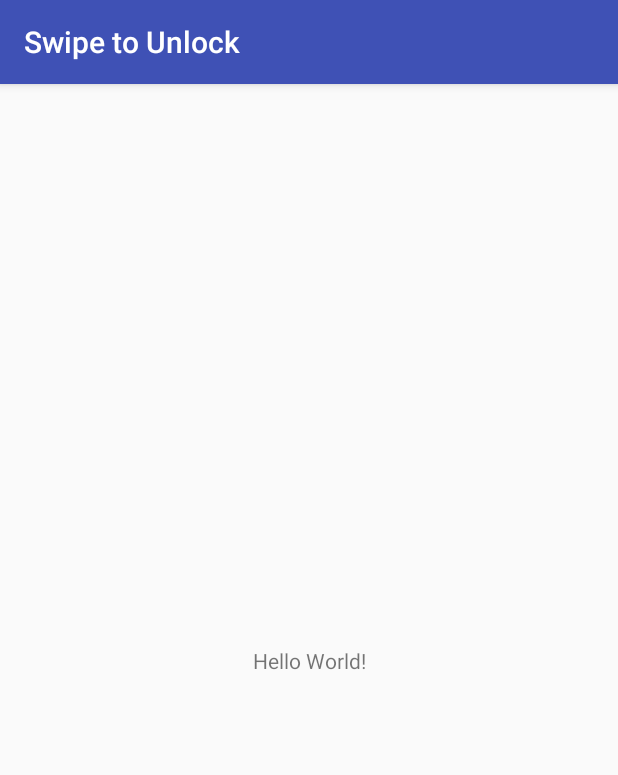
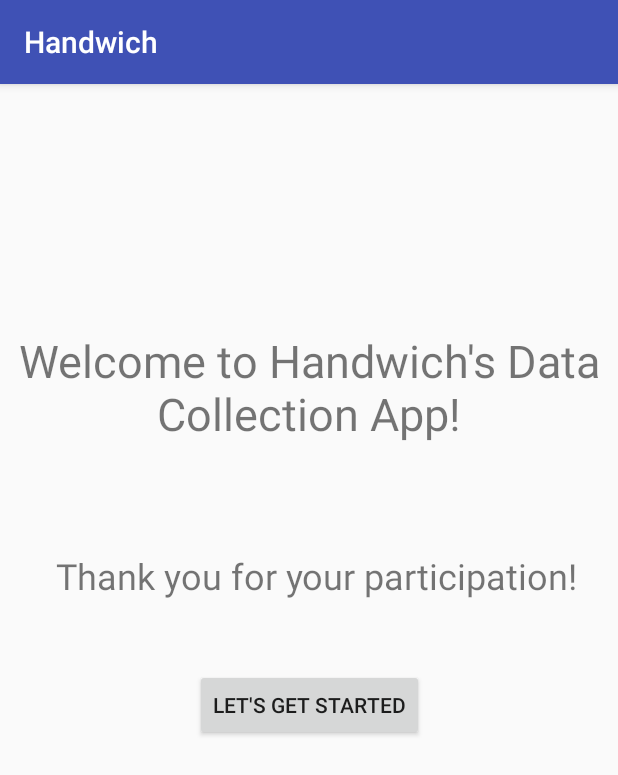
Before and after one commit to anmollal/MotionTracker, an Android app: the screen it shows after launch (MainActivity), on a phone screen of 412 x 824 dp. Shown: the top 775 px of the screen. Run offline under Robolectric (Android 15) with nearby library versions, the phone set to English and light mode, and no system bars.

Commit message:
UI stuff

```diff
--- a/app/build.gradle
+++ b/app/build.gradle
@@ -26,5 +26,7 @@ dependencies {
     })
     compile 'com.android.support:appcompat-v7:25.3.1'
     compile 'com.android.support.constraint:constraint-layout:1.0.2'
+    compile 'com.android.support:support-v4:25.3.1'
+    compile 'com.android.support:design:25.3.1'
     testCompile 'junit:junit:4.12'
 }
--- a/app/src/main/java/com/example/anmol/motiontracker/MainActivity.java
+++ b/app/src/main/java/com/example/anmol/motiontracker/MainActivity.java
@@ -1,11 +1,16 @@
 package com.example.anmol.motiontracker;
 
+import android.content.Intent;
 import android.graphics.Point;
+import android.os.Build;
+import android.os.Bundle;
+import android.support.annotation.RequiresApi;
 import android.support.v7.app.AppCompatActivity;
-import android.os.Bundle;
 import android.util.Log;
 import android.view.Display;
 import android.view.MotionEvent;
+import android.view.View;
+import android.widget.Button;
 
 import java.io.File;
 import java.io.FileOutputStream;
@@ -15,7 +20,7 @@ import java.util.List;
 import java.util.Locale;
 import java.util.Random;
 
-public class MainActivity extends AppCompatActivity {
+public class MainActivity extends AppCompatActivity  {
 
     List<ScreenLoc> swipe;
     String[] states = {"Right Thumb", "Left Thumb", "Any Finger"};
@@ -37,10 +42,19 @@ public class MainActivity extends AppCompatActivity {
         display.getSize(size);
         height = (float) size.y;
         genState();
+
+        Button button = (Button) findViewById(R.id.home_screen_button);
+        button.setOnClickListener(new View.OnClickListener() {
+            @Override
+            public void onClick(View view) {
+                startActivity(new Intent(MainActivity.this, rightThumbActivity.class));
+            }
+        });
     }
 
+    @RequiresApi(api = Build.VERSION_CODES.ECLAIR)
     @Override
-    public boolean dispatchTouchEvent(MotionEvent ev) {
+    public boolean onTouchEvent(MotionEvent ev) {
         if (ev.getAction() == MotionEvent.ACTION_DOWN) {
             swipe = new ArrayList<>();
             startTime = System.currentTimeMillis();
@@ -61,7 +75,7 @@ public class MainActivity extends AppCompatActivity {
             }
             genState();
         }
-        return true;
+        return false;
     }
 
     private class ScreenLoc {
--- a/app/src/main/res/layout/activity_main.xml
+++ b/app/src/main/res/layout/activity_main.xml
@@ -9,10 +9,39 @@
     <TextView
         android:layout_width="wrap_content"
         android:layout_height="wrap_content"
-        android:text="Hello World!"
+        android:text="Welcome to Handwich's Data Collection App!"
+        android:textAlignment="center"
+        android:textSize="30sp"
         app:layout_constraintBottom_toBottomOf="parent"
         app:layout_constraintLeft_toLeftOf="parent"
         app:layout_constraintRight_toRightOf="parent"
-        app:layout_constraintTop_toTopOf="parent" />
+        app:layout_constraintTop_toTopOf="parent"
+        app:layout_constraintVertical_bias="0.237"
+        app:layout_constraintHorizontal_bias="0.0" />
+
+    <TextView
+        android:id="@+id/textView"
+        android:layout_width="wrap_content"
+        android:layout_height="wrap_content"
+        android:text="  Thank you for your participation!"
+        android:textSize="24sp"
+        app:layout_constraintBottom_toBottomOf="parent"
+        app:layout_constraintLeft_toLeftOf="parent"
+        app:layout_constraintRight_toRightOf="parent"
+        app:layout_constraintTop_toTopOf="parent"
+        app:layout_constraintHorizontal_bias="0.49"
+        app:layout_constraintVertical_bias="0.423" />
+
+    <Button
+        android:id="@+id/home_screen_button"
+        android:layout_width="wrap_content"
+        android:layout_height="wrap_content"
+        android:elevation="5dp"
+        android:text="Let's Get Started"
+        app:layout_constraintBottom_toBottomOf="parent"
+        app:layout_constraintLeft_toLeftOf="parent"
+        app:layout_constraintRight_toRightOf="parent"
+        app:layout_constraintTop_toTopOf="parent"
+        app:layout_constraintVertical_bias="0.542" />
 
 </android.support.constraint.ConstraintLayout>
--- a/app/src/main/res/values/colors.xml
+++ b/app/src/main/res/values/colors.xml
@@ -3,4 +3,6 @@
     <color name="colorPrimary">#3F51B5</color>
     <color name="colorPrimaryDark">#303F9F</color>
     <color name="colorAccent">#FF4081</color>
+
+    <color name="black_overlay">#66000000</color>
 </resources>
--- a/app/src/main/res/values/strings.xml
+++ b/app/src/main/res/values/strings.xml
@@ -1,3 +1,7 @@
 <resources>
+    <string name="title_activity_splash_screen">SplashScreen</string>
+    <string name="splash_screen_tagline">Data Collection</string>
+    <string name="splash_screen_title">Handwich </string>
+    <string name="title_activity_right_thumb_swipe">RightThumbSwipeActivity</string>
     <string name="app_name">Swipe to Unlock</string>
 </resources>
```
Also changed, not shown: app/src/main/AndroidManifest.xml (+7 -1 lines), app/src/main/java/com/example/anmol/motiontracker/rightThumbActivity.java (added, +13 -0 lines), app/src/main/res/layout/activity_right_thumb.xml (added, +9 -0 lines), app/src/main/res/values/styles.xml (+21 -0 lines).
